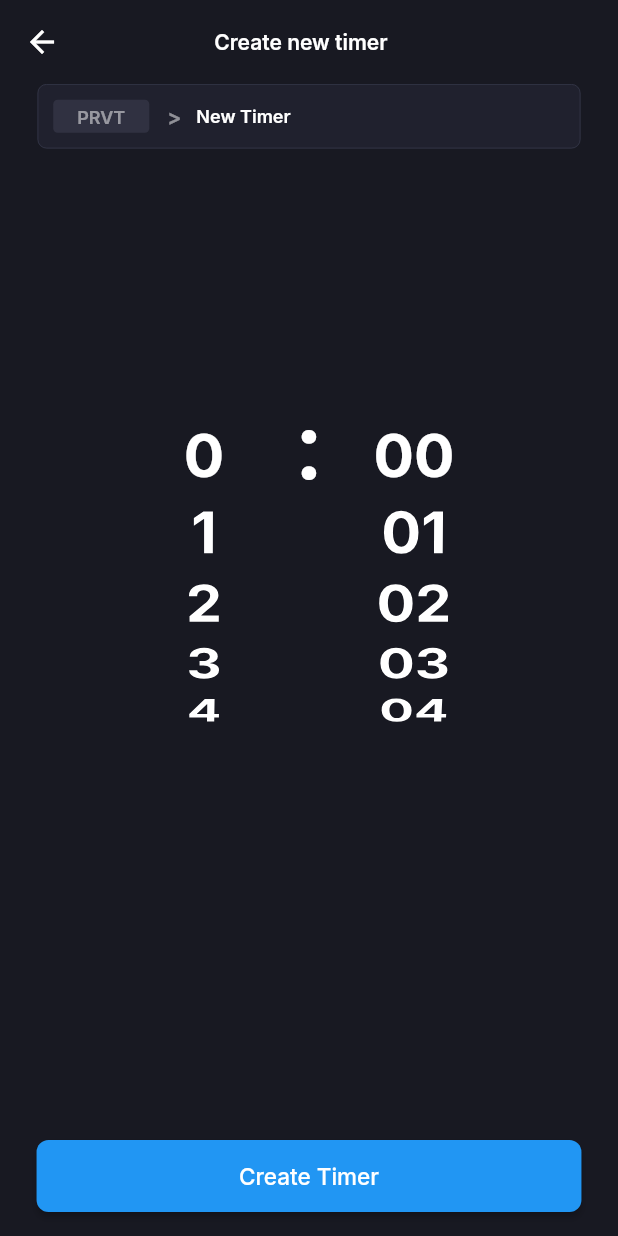
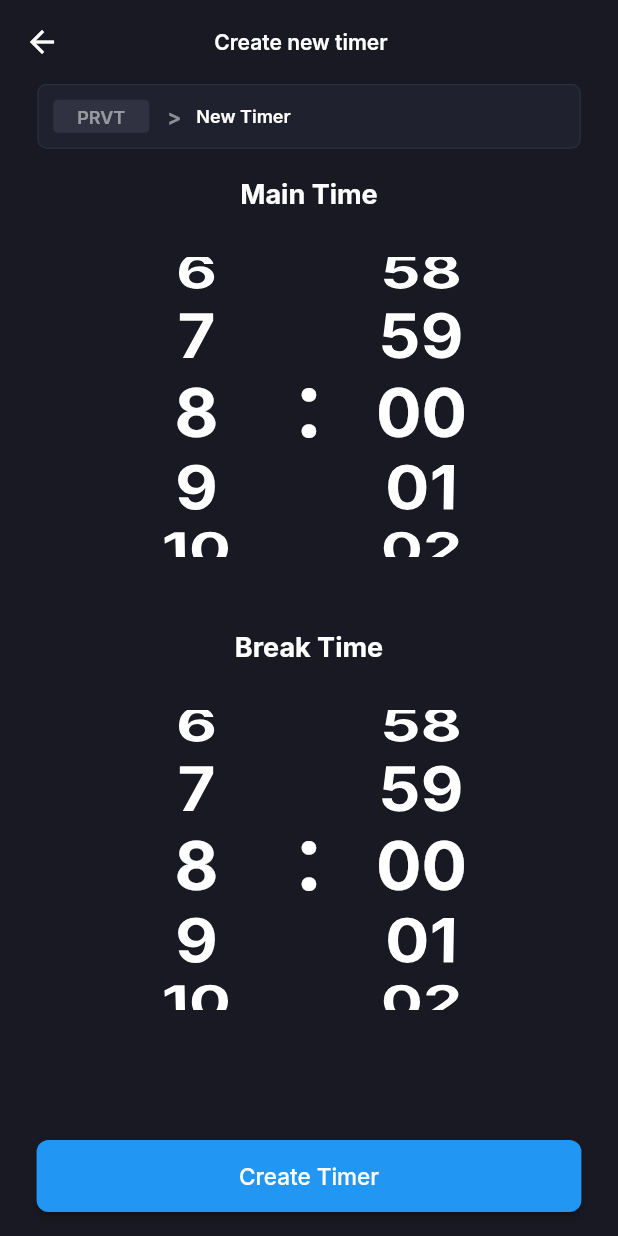
Before and after one commit to RabbaniNabilMusyaffa/poddy, a Flutter app: the screen it shows after launch, after a tap on the "add" icon, on a phone screen of 412 x 824 dp. Run offline on Flutter 3.47's test engine with Material 2 defaults, Android fonts, the phone set to English and light mode, and no system bars; our stand-ins replace animated_splash_screen; missing offline and left inert: flutter_ringtone_player; network calls fail.

Commit message:
Update create timer

```diff
--- a/lib/views/create-timer.dart
+++ b/lib/views/create-timer.dart
@@ -130,25 +130,44 @@ class CreateTimer extends StatelessWidget {
               ),
             ),
 
-            // clock wheel
+            Padding(padding: EdgeInsets.only(top: 20)),
             Container(
-              height: 400, // Adjust the height as needed
+              child: Center(
+                child: Text(
+                  'Main Time',
+                  style: TextStyle(
+                      color: Colors.white,
+                      fontSize: 18,
+                      fontFamily: 'inter',
+                      fontWeight: FontWeight.bold),
+                ),
+              ),
+            ),
+            // Main clock wheel
+            Padding(padding: EdgeInsets.only(top: 30)),
+            Container(
+              height: 200, // Adjust the height as needed
               child: Row(
                 mainAxisAlignment: MainAxisAlignment.center,
                 children: [
                   // hours wheel
                   Container(
-                    width: 70,
+                    width: 80,
                     child: ListWheelScrollView.useDelegate(
-                      onSelectedItemChanged: (value) => print(value),
+                      controller: FixedExtentScrollController(
+                          initialItem: 5000), // Adjust the initial offset
+                      onSelectedItemChanged: (value) {
+                        int normalizedIndex = value % 13;
+                        print(normalizedIndex);
+                      },
                       itemExtent: 50,
                       physics: FixedExtentScrollPhysics(),
                       childDelegate: ListWheelChildBuilderDelegate(
-                        childCount: 13,
+                        childCount:
+                            100000, // Use a large number to simulate looping
                         builder: (context, index) {
-                          return MyHours(
-                            hours: index,
-                          );
+                          int normalizedIndex = index % 13;
+                          return MyHours(hours: normalizedIndex);
                         },
                       ),
                     ),
@@ -175,21 +194,114 @@ class CreateTimer extends StatelessWidget {
 
                   //Minutes wheel
                   Container(
-                    width: 70,
+                    width: 80,
                     child: ListWheelScrollView.useDelegate(
-                      onSelectedItemChanged: (value) => print(value),
+                      controller: FixedExtentScrollController(
+                          initialItem: 300), // Set an initial offset
+                      onSelectedItemChanged: (value) {
+                        int normalizedIndex = value % 60;
+                        print(normalizedIndex);
+                      },
                       itemExtent: 50,
                       physics: FixedExtentScrollPhysics(),
                       childDelegate: ListWheelChildBuilderDelegate(
-                        childCount: 60,
+                        childCount:
+                            100000, // Use a large number to simulate looping
                         builder: (context, index) {
-                          return MyMinutes(
-                            mins: index,
-                          );
+                          int normalizedIndex = index % 60;
+                          return MyMinutes(mins: normalizedIndex);
                         },
                       ),
                     ),
                   ),
+                ],
+              ),
+            ),
+
+            Padding(padding: EdgeInsets.only(top: 50)),
+            Container(
+              child: Center(
+                child: Text(
+                  'Break Time',
+                  style: TextStyle(
+                      color: Colors.white,
+                      fontSize: 18,
+                      fontFamily: 'inter',
+                      fontWeight: FontWeight.bold),
+                ),
+              ),
+            ),
+
+            Padding(padding: EdgeInsets.only(top: 30)),
+            Container(
+              height: 200, // Adjust the height as needed
+              child: Row(
+                mainAxisAlignment: MainAxisAlignment.center,
+                children: [
+                  // hours wheel
+                  Container(
+                    width: 80,
+                    child: ListWheelScrollView.useDelegate(
+                      controller: FixedExtentScrollController(
+                          initialItem: 5000), // Adjust the initial offset
+                      onSelectedItemChanged: (value) {
+                        int normalizedIndex = value % 13;
+                        print(normalizedIndex);
+                      },
+                      itemExtent: 50,
+                      physics: FixedExtentScrollPhysics(),
+                      childDelegate: ListWheelChildBuilderDelegate(
+                        childCount:
+                            100000, // Use a large number to simulate looping
+                        builder: (context, index) {
+                          int normalizedIndex = index % 13;
+                          return MyHours(hours: normalizedIndex);
+                        },
+                      ),
+                    ),
+                  ),
+
+                  SizedBox(
+                    width: 10,
+                  ),
+                  Container(
+                    width: 50,
+                    child: Center(
+                      child: Text(
+                        ':',
+                        style: TextStyle(
+                            color: Colors.white,
+                            fontSize: 60,
+                            fontWeight: FontWeight.bold),
+                      ),
+                    ),
+                  ),
+                  SizedBox(
+                    width: 10,
+                  ),
+
+                  //Minutes wheel
+                  Container(
+                    width: 80,
+                    child: ListWheelScrollView.useDelegate(
+                      controller: FixedExtentScrollController(
+                          initialItem: 300), // Set an initial offset
+                      onSelectedItemChanged: (value) {
+                        int normalizedIndex = value % 60;
+                        print(normalizedIndex);
+                      },
+                      itemExtent: 50,
+                      physics: FixedExtentScrollPhysics(),
+                      childDelegate: ListWheelChildBuilderDelegate(
+                        childCount:
+                            100000, // Use a large number to simulate looping
+                        builder: (context, index) {
+                          int normalizedIndex = index % 60;
+                          return MyMinutes(mins: normalizedIndex);
+                        },
+                      ),
+                    ),
+                  )
                 ],
               ),
             ),
--- a/lib/views/home.dart
+++ b/lib/views/home.dart
@@ -35,7 +35,10 @@ class Home extends StatelessWidget {
                       width: 16,
                       height: 16,
                       child: Stack(children: [
-                        Image.asset('lib/assets/sidebar-left-stroke.png'),
+                        Icon(
+                          Icons.table_rows_rounded,
+                          size: 18,
+                        ),
                       ]),
                     ),
                   ],
@@ -84,7 +87,10 @@ class Home extends StatelessWidget {
                       width: 16,
                       height: 16,
                       child: Stack(children: [
-                        Image.asset('lib/assets/setting.png'),
+                        Icon(
+                          Icons.settings_rounded,
+                          size: 18,
+                        ),
                       ]),
                     ),
                   ],
--- a/lib/views/hours.dart
+++ b/lib/views/hours.dart
@@ -9,7 +9,7 @@ class MyHours extends StatelessWidget {
   Widget build(BuildContext context) {
     return Padding(
       padding: const EdgeInsets.symmetric(
-        vertical: 5.0,
+        vertical: 1.0,
       ),
       child: Container(
         child: Center(
@@ -17,7 +17,7 @@ class MyHours extends StatelessWidget {
             hours.toString(),
             style: TextStyle(
                 color: Colors.white,
-                fontSize: 40,
+                fontSize: 45,
                 fontWeight: FontWeight.bold,
                 fontFamily: 'inter'),
           ),
--- a/lib/views/minutes.dart
+++ b/lib/views/minutes.dart
@@ -9,7 +9,7 @@ class MyMinutes extends StatelessWidget {
   Widget build(BuildContext context) {
     return Padding(
       padding: const EdgeInsets.symmetric(
-        vertical: 5.0,
+        vertical: 1.0,
       ),
       child: Container(
         child: Center(
@@ -17,7 +17,7 @@ class MyMinutes extends StatelessWidget {
             mins < 10 ? '0' + mins.toString() : mins.toString(),
             style: TextStyle(
                 color: Colors.white,
-                fontSize: 40,
+                fontSize: 45,
                 fontWeight: FontWeight.bold,
                 fontFamily: 'inter'),
           ),
```
Also changed, not shown: 13 other files.
